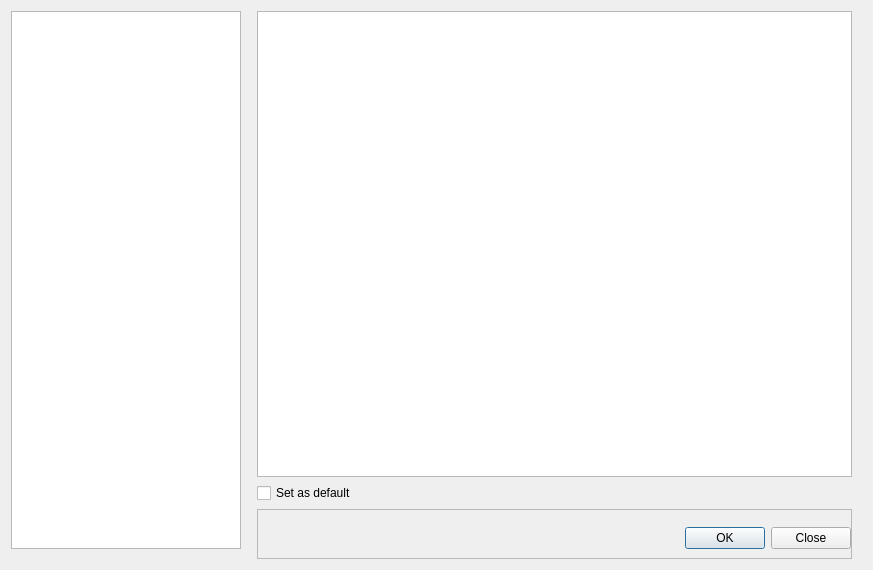
Ptr314/ecat3, file src/dialogs/openconfigwindow.ui: the form before one commit.
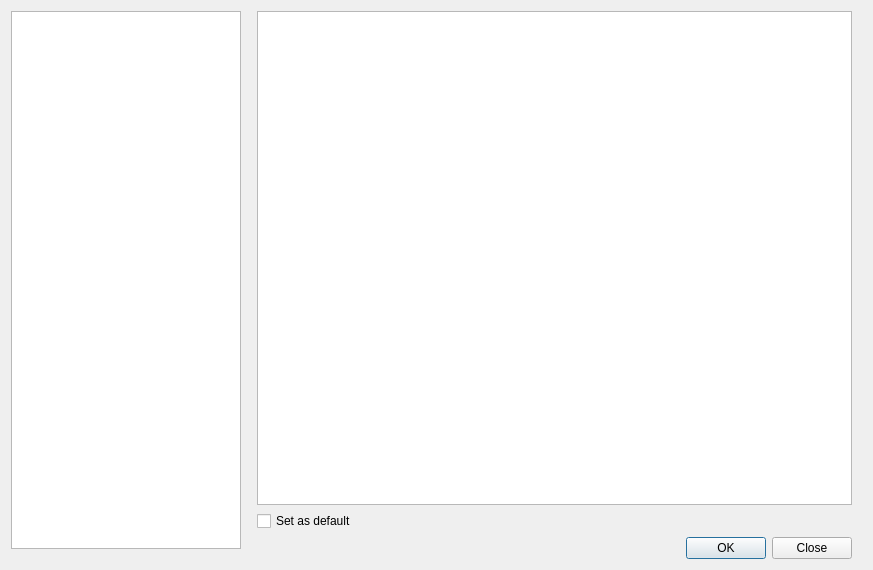
The form after the commit.

Commit message: select window ui fix

Patch:
```diff
--- a/src/dialogs/openconfigwindow.ui
+++ b/src/dialogs/openconfigwindow.ui
@@ -56,27 +56,8 @@
       </widget>
      </item>
      <item>
-      <widget class="QFrame" name="frame">
-       <property name="sizePolicy">
-        <sizepolicy hsizetype="Preferred" vsizetype="Fixed">
-         <horstretch>0</horstretch>
-         <verstretch>0</verstretch>
-        </sizepolicy>
-       </property>
-       <property name="minimumSize">
-        <size>
-         <width>0</width>
-         <height>50</height>
-        </size>
-       </property>
-       <property name="frameShape">
-        <enum>QFrame::Shape::StyledPanel</enum>
-       </property>
-       <property name="frameShadow">
-        <enum>QFrame::Shadow::Raised</enum>
-       </property>
-       <layout class="QHBoxLayout" name="horizontalLayout_2">
-        <property name="rightMargin">
+      <layout class="QHBoxLayout" name="horizontalLayout_3">
+       <property name="topMargin">
          <number>0</number>
         </property>
         <property name="bottomMargin">
@@ -110,7 +91,6 @@
          </widget>
         </item>
        </layout>
-      </widget>
      </item>
     </layout>
    </item>
```
Lines whose indentation alone changed are shown as unchanged. The commit also changes 2 other files.
